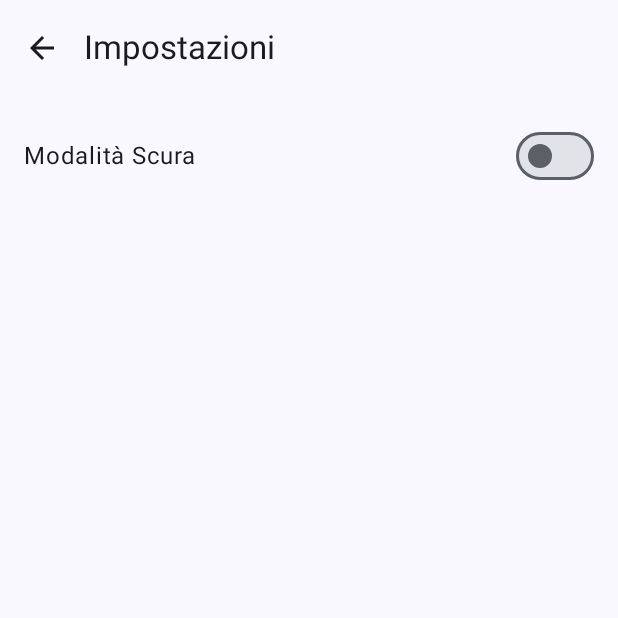
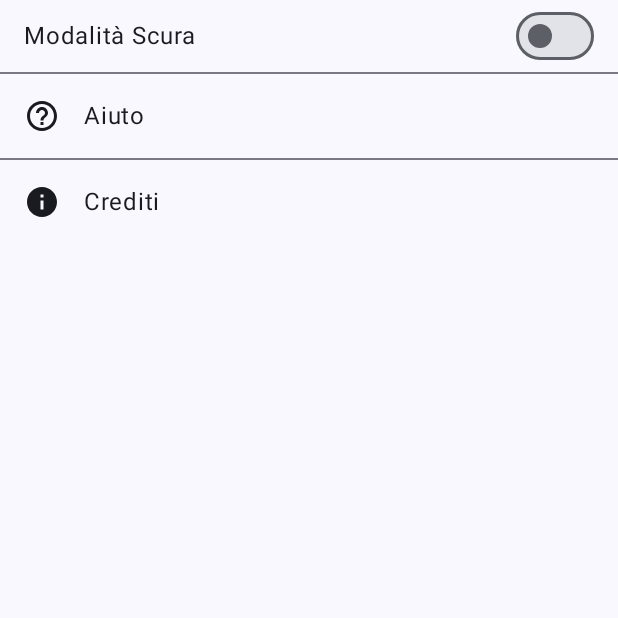
Before and after one commit to MicheleLopsDev/damaAI, an Android app built with Jetpack Compose: the screen it shows after launch (MainActivity), after a tap on "Impostazioni", on a phone screen of 412 x 824 dp, the top half of it. Run offline under Robolectric (Android 15) with nearby library versions, the phone set to English and light mode, and no system bars; 1 other tap on this screen came first.

```diff
--- a/app/build.gradle.kts
+++ b/app/build.gradle.kts
@@ -49,6 +49,7 @@ dependencies {
     implementation(libs.androidx.ui.graphics)
     implementation(libs.androidx.ui.tooling.preview)
     implementation(libs.androidx.material3)
+    implementation(libs.androidx.material.icons.extended)
     implementation(libs.androidx.navigation.compose)
     implementation(libs.androidx.datastore.preferences)
     implementation(libs.androidx.lifecycle.viewmodel.compose)
--- a/app/src/main/java/io/github/luposolitario/damaai/MainActivity.kt
+++ b/app/src/main/java/io/github/luposolitario/damaai/MainActivity.kt
@@ -44,6 +44,9 @@ import io.github.luposolitario.damaai.utils.isValidMove
 import io.github.luposolitario.damaai.viewmodels.SettingsViewModel
 import io.github.luposolitario.damaai.viewmodels.SettingsViewModelFactory
 import kotlinx.coroutines.delay
+import androidx.compose.foundation.clickable
+import androidx.compose.material.icons.filled.HelpOutline
+import androidx.compose.material.icons.filled.Info
 
 class MainActivity : ComponentActivity() {
     override fun onCreate(savedInstanceState: Bundle?) {
@@ -216,18 +219,26 @@ fun GameScreen(navController: NavController) { // <-- NUOVO PARAMETRO
 
             Spacer(modifier = Modifier.height(16.dp))
 
-            // Sostituisci il vecchio Composable Text con questa Row
+            // Sostituisci la vecchia Row del turno/timer con questa
             Row(
                 modifier = Modifier.padding(vertical = 8.dp),
                 verticalAlignment = Alignment.CenterVertically,
                 horizontalArrangement = Arrangement.spacedBy(16.dp)
             ) {
+                // --- TESTO DEL TURNO MODIFICATO ---
+                // Usiamo 'when' per decidere quale testo mostrare
+                val turnText = when (gameState.currentPlayer) {
+                    PlayerColor.BLACK -> "Tocca a: Wialiam Sheaskeper" // Turno dell'AI
+                    PlayerColor.WHITE -> "Tocca a te"                   // Turno del giocatore umano
+                }
                 Text(
-                    text = "Tocca a: ${gameState.currentPlayer}",
+                    text = turnText,
                     style = MaterialTheme.typography.titleLarge
                 )
+                // --- FINE MODIFICA ---
+
                 Text(
-                    // Usiamo una funzione per formattare i secondi in MM:SS
+                    // Il timer rimane invariato
                     text = "⏳ ${formatTime(gameState.turnElapsedTimeInSeconds)}",
                     style = MaterialTheme.typography.titleLarge,
                     color = MaterialTheme.colorScheme.primary
@@ -261,35 +272,23 @@ fun GameScreen(navController: NavController) { // <-- NUOVO PARAMETRO
 @Composable
 fun SettingsScreen(
     navController: NavController,
-    settingsViewModel: SettingsViewModel // <-- NUOVO PARAMETRO
+    settingsViewModel: SettingsViewModel
 ) {
-    // Osserviamo lo stato del tema scuro direttamente dal ViewModel
     val isDarkMode by settingsViewModel.isDarkModeEnabled.collectAsState(initial = isSystemInDarkTheme())
 
     Scaffold(
-        topBar = {
-            TopAppBar(
-                title = { Text("Impostazioni") },
-                navigationIcon = {
-                    IconButton(onClick = { navController.popBackStack() }) {
-                        Icon(imageVector = Icons.Default.ArrowBack, contentDescription = "Indietro")
-                    }
-                }
-            )
-        }
+        topBar = { /* ... (TopAppBar invariata) ... */ }
     ) { paddingValues ->
-        // Usiamo una Column per organizzare le nostre impostazioni
         Column(
             modifier = Modifier
                 .fillMaxSize()
                 .padding(paddingValues)
-                .padding(16.dp)
         ) {
-            // Creiamo una riga per l'impostazione del tema
+            // Riga per la Modalità Scura (invariata)
             Row(
                 verticalAlignment = Alignment.CenterVertically,
-                horizontalArrangement = Arrangement.SpaceBetween, // Spinge gli elementi ai lati
-                modifier = Modifier.fillMaxWidth()
+                horizontalArrangement = Arrangement.SpaceBetween,
+                modifier = Modifier.fillMaxWidth().padding(horizontal = 16.dp)
             ) {
                 Text(
                     text = "Modalità Scura",
@@ -298,12 +297,50 @@ fun SettingsScreen(
                 Switch(
                     checked = isDarkMode,
                     onCheckedChange = { nuovoValore ->
-                        // Quando l'interruttore cambia, chiamiamo la funzione del ViewModel
-                        // per salvare la nuova preferenza.
                         settingsViewModel.setDarkMode(nuovoValore)
                     }
                 )
             }
+
+            Divider() // Aggiungiamo un divisore
+
+            // --- NUOVA VOCE: AIUTO ---
+            Row(
+                modifier = Modifier
+                    .fillMaxWidth()
+                    .clickable { navController.navigate("help_screen") } // Naviga al click
+                    .padding(16.dp),
+                verticalAlignment = Alignment.CenterVertically
+            ) {
+                Icon(
+                    imageVector = Icons.Default.HelpOutline,
+                    contentDescription = "Aiuto",
+                    modifier = Modifier.size(24.dp)
+                )
+                Spacer(modifier = Modifier.width(16.dp))
+                Text("Aiuto", style = MaterialTheme.typography.bodyLarge)
+            }
+            // --- FINE NUOVA VOCE ---
+
+            Divider()
+
+            // --- NUOVA VOCE: CREDITI ---
+            Row(
+                modifier = Modifier
+                    .fillMaxWidth()
+                    .clickable { navController.navigate("credits_screen") } // Naviga al click
+                    .padding(16.dp),
+                verticalAlignment = Alignment.CenterVertically
+            ) {
+                Icon(
+                    imageVector = Icons.Default.Info,
+                    contentDescription = "Crediti",
+                    modifier = Modifier.size(24.dp)
+                )
+                Spacer(modifier = Modifier.width(16.dp))
+                Text("Crediti", style = MaterialTheme.typography.bodyLarge)
+            }
+            // --- FINE NUOVA VOCE ---
         }
     }
 }
@@ -443,5 +480,65 @@ fun AppNavigation(settingsViewModel: SettingsViewModel) { // <-- NUOVO PARAMETRO
                 settingsViewModel = settingsViewModel
             )
         }
+        // --- NUOVE ROTTE ---
+        composable(route = "help_screen") {
+            HelpScreen(navController = navController)
+        }
+        composable(route = "credits_screen") {
+            CreditsScreen(navController = navController)
+        }
     }
 }
+
+// Aggiungi queste due nuove funzioni nel file
+
+@OptIn(ExperimentalMaterial3Api::class)
+@Composable
+fun HelpScreen(navController: NavController) {
+    Scaffold(
+        topBar = {
+            TopAppBar(
+                title = { Text("Aiuto") },
+                navigationIcon = {
+                    IconButton(onClick = { navController.popBackStack() }) {
+                        Icon(Icons.Default.ArrowBack, contentDescription = "Indietro")
+                    }
+                }
+            )
+        }
+    ) { paddingValues ->
+        Box(
+            modifier = Modifier.fillMaxSize().padding(paddingValues).padding(16.dp),
+            contentAlignment = Alignment.Center
+        ) {
+            Text("Qui ci saranno le istruzioni del gioco.")
+        }
+    }
+}
+
+@OptIn(ExperimentalMaterial3Api::class)
+@Composable
+fun CreditsScreen(navController: NavController) {
+    Scaffold(
+        topBar = {
+            TopAppBar(
+                title = { Text("Crediti") },
+                navigationIcon = {
+                    IconButton(onClick = { navController.popBackStack() }) {
+                        Icon(Icons.Default.ArrowBack, contentDescription = "Indietro")
+                    }
+                }
+            )
+        }
+    ) { paddingValues ->
+        Column(
+            modifier = Modifier.fillMaxSize().padding(paddingValues).padding(16.dp),
+            horizontalAlignment = Alignment.CenterHorizontally,
+            verticalArrangement = Arrangement.Center
+        ) {
+            Text("damaAI", style = MaterialTheme.typography.headlineMedium)
+            Text("Sviluppata da Michele Lops (luposolitario)", style = MaterialTheme.typography.bodyLarge)
+            Text("sentieroluminoso@gmail.com", style = MaterialTheme.typography.bodyMedium)
+        }
+    }
+}
--- a/gradle/libs.versions.toml
+++ b/gradle/libs.versions.toml
@@ -16,6 +16,7 @@ navigationCompose = "2.9.0"
 androidx-core-ktx = { group = "androidx.core", name = "core-ktx", version.ref = "coreKtx" }
 androidx-datastore-preferences = { module = "androidx.datastore:datastore-preferences", version.ref = "datastorePreferences" }
 androidx-lifecycle-viewmodel-compose = { module = "androidx.lifecycle:lifecycle-viewmodel-compose", version.ref = "lifecycleViewmodelCompose" }
+androidx-material-icons-extended = { module = "androidx.compose.material:material-icons-extended" }
 androidx-navigation-compose = { module = "androidx.navigation:navigation-compose", version.ref = "navigationCompose" }
 junit = { group = "junit", name = "junit", version.ref = "junit" }
 androidx-junit = { group = "androidx.test.ext", name = "junit", version.ref = "junitVersion" }
```
Also changed, not shown: app/src/main/java/io/github/luposolitario/damaai/data/AiOpponent.kt (added, +12 -0 lines).
